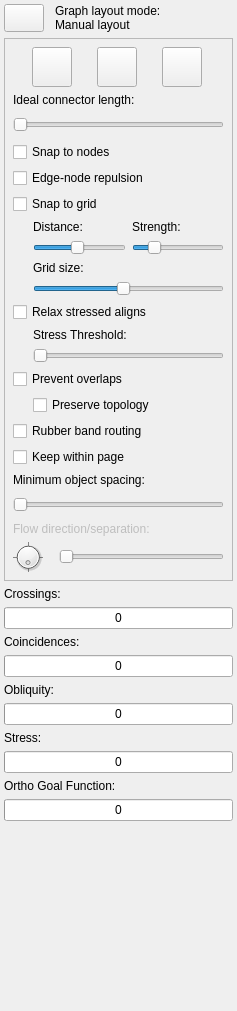
The window that libdunnartcanvas/ui/LayoutProperties.ui (skieffer/ortho) describes before a commit, drawn with Qt 5.
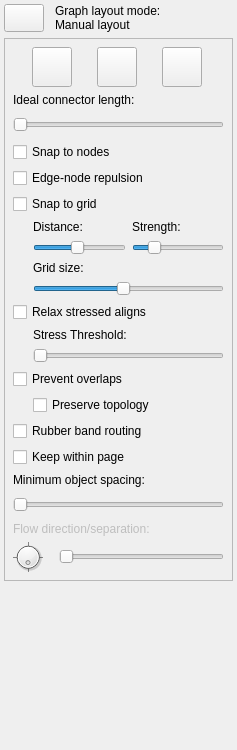
The same window after the commit. Icons and pictures are not drawn.

Patch:
```diff
--- a/libdunnartcanvas/ui/LayoutProperties.ui
+++ b/libdunnartcanvas/ui/LayoutProperties.ui
@@ -7,21 +7,15 @@
     <x>0</x>
     <y>0</y>
     <width>237</width>
-    <height>1011</height>
+    <height>750</height>
    </rect>
   </property>
   <property name="sizePolicy">
-   <sizepolicy hsizetype="Preferred" vsizetype="Preferred">
+   <sizepolicy hsizetype="Preferred" vsizetype="Fixed">
     <horstretch>0</horstretch>
     <verstretch>0</verstretch>
    </sizepolicy>
   </property>
-  <property name="minimumSize">
-   <size>
-    <width>237</width>
-    <height>1011</height>
-   </size>
-  </property>
   <property name="allowedAreas">
    <set>Qt::LeftDockWidgetArea|Qt::RightDockWidgetArea</set>
   </property>
@@ -760,125 +754,6 @@
       </widget>
      </widget>
     </item>
-    <item>
-     <layout class="QVBoxLayout" name="verticalLayout_9">
-      <item>
-       <widget class="QLabel" name="crossingsLabel">
-        <property name="text">
-         <string>Crossings:</string>
-        </property>
-       </widget>
-      </item>
-      <item>
-       <widget class="QProgressBar" name="crossingsBar">
-        <property name="enabled">
-         <bool>true</bool>
-        </property>
-        <property name="sizePolicy">
-         <sizepolicy hsizetype="Expanding" vsizetype="Maximum">
-          <horstretch>0</horstretch>
-          <verstretch>15</verstretch>
-         </sizepolicy>
-        </property>
-        <property name="maximum">
-         <number>50</number>
-        </property>
-        <property name="value">
-         <number>0</number>
-        </property>
-        <property name="format">
-         <string>%v</string>
-        </property>
-       </widget>
-      </item>
-      <item>
-       <widget class="QLabel" name="coincidencesLabel">
-        <property name="text">
-         <string>Coincidences:</string>
-        </property>
-       </widget>
-      </item>
-      <item>
-       <widget class="QProgressBar" name="coincidencesBar">
-        <property name="maximum">
-         <number>30</number>
-        </property>
-        <property name="value">
-         <number>0</number>
-        </property>
-        <property name="format">
-         <string>%v</string>
-        </property>
-       </widget>
-      </item>
-      <item>
-       <widget class="QLabel" name="obliquityLabel">
-        <property name="text">
-         <string>Obliquity:</string>
-        </property>
-       </widget>
-      </item>
-      <item>
-       <widget class="QProgressBar" name="obliquityBar">
-        <property name="maximum">
-         <number>5000</number>
-        </property>
-        <property name="value">
-         <number>0</number>
-        </property>
-        <property name="format">
-         <string>%v</string>
-        </property>
-       </widget>
-      </item>
-      <item>
-       <widget class="QLabel" name="stressLabel">
-        <property name="text">
-         <string>Stress:</string>
-        </property>
-       </widget>
-      </item>
-      <item>
-       <widget class="QProgressBar" name="stressBar">
-        <property name="maximum">
-         <number>2000</number>
-        </property>
-        <property name="value">
-         <number>0</number>
-        </property>
-        <property name="textVisible">
-         <bool>true</bool>
-        </property>
-        <property name="invertedAppearance">
-         <bool>false</bool>
-        </property>
-        <property name="format">
-         <string>%v</string>
-        </property>
-       </widget>
-      </item>
-      <item>
-       <widget class="QLabel" name="orthoGoalLabel">
-        <property name="text">
-         <string>Ortho Goal Function:</string>
-        </property>
-       </widget>
-      </item>
-      <item>
-       <widget class="QProgressBar" name="orthoGoalBar">
-        <property name="maximum">
-         <number>5000</number>
-        </property>
-        <property name="value">
-         <number>0</number>
-        </property>
-        <property name="format">
-         <string>%v</string>
-        </property>
-       </widget>
-      </item>
-     </layout>
-    </item>
     <item>
      <spacer name="verticalSpacer_2">
       <property name="orientation">
```
Left out of the diff: 2 changed lines with no effect on the pictures.
